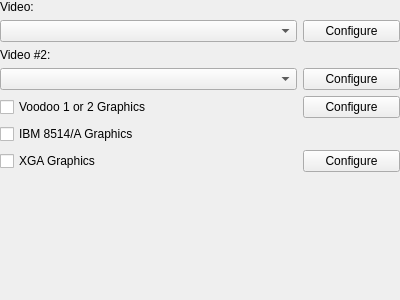
Qt form src/qt/qt_settingsdisplay.ui (86Box/86Box) before a commit.
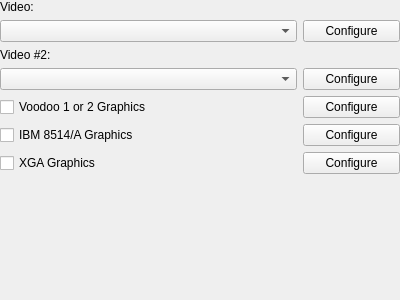
The same form after that commit.

Commit message:
Video and emulator GUI changes of the day (October 28th, 2024)
IBM 8514/A (MCA/ISA).
Added a configure button to the QT frontend for the amount of memory used by said add-on chips.

XGA:
Forgot a change about the 4mb aperture.

Patch:
```diff
--- a/src/qt/qt_settingsdisplay.ui
+++ b/src/qt/qt_settingsdisplay.ui
@@ -106,6 +106,13 @@
      </property>
     </widget>
    </item>
+   <item row="5" column="2">
+    <widget class="QPushButton" name="pushButtonConfigure8514">
+     <property name="text">
+      <string>Configure</string>
+     </property>
+    </widget>
+   </item>
    <item row="6" column="2">
     <widget class="QPushButton" name="pushButtonConfigureXga">
      <property name="text">
```
The commit also changes 5 other files.
